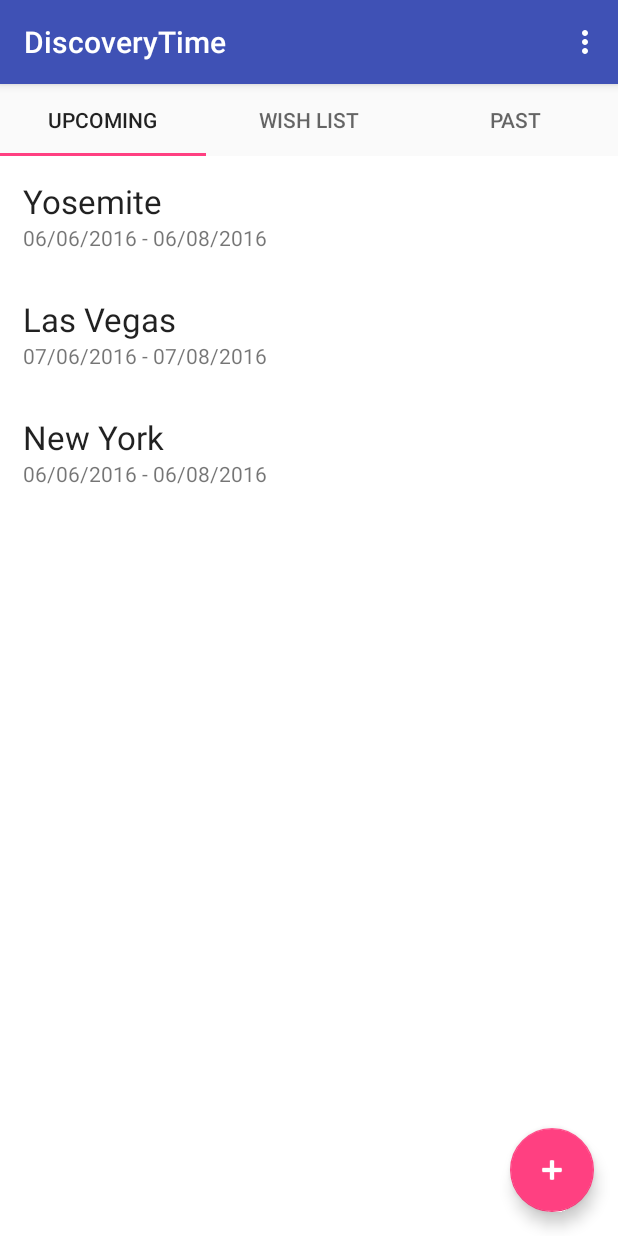
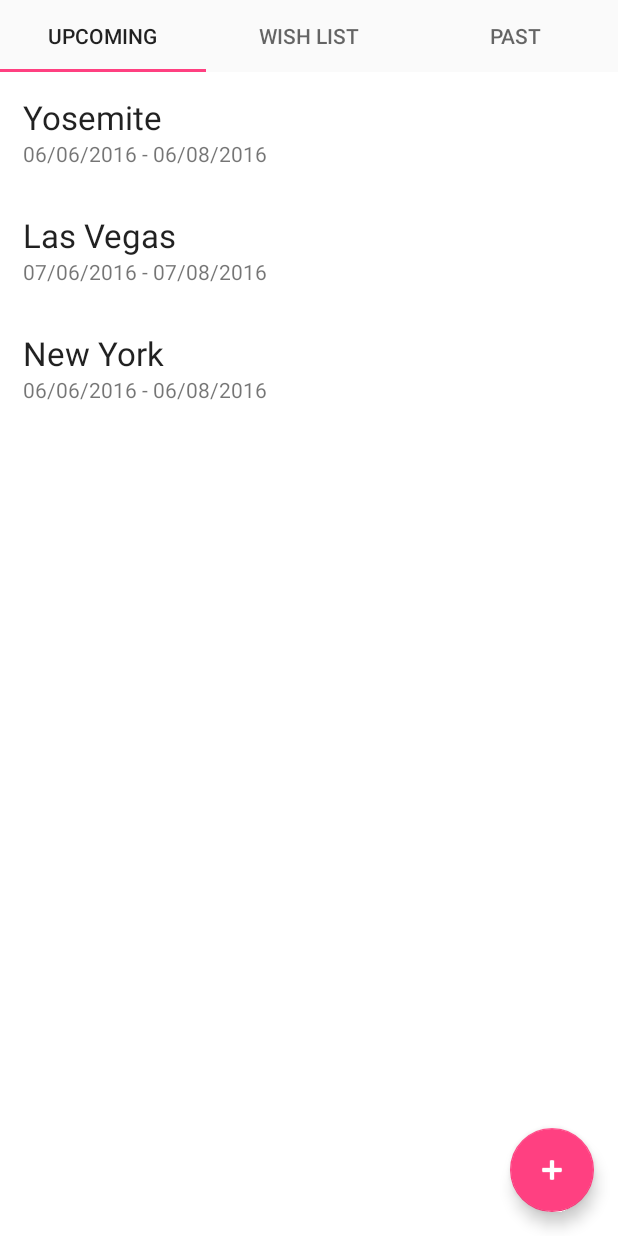
Before and after one commit to nastjashevchenko/Capstone-Project, an Android app: the screen it shows after launch (MainActivity), on a phone screen of 412 x 824 dp. Run offline under Robolectric (Android 15) with nearby library versions, the phone set to English and light mode, and no system bars; 1 statement that could not run was skipped.

```diff
--- a/DiscoveryTime/app/src/main/java/com/nanodegree/shevchenko/discoverytime/model/Trip.java
+++ b/DiscoveryTime/app/src/main/java/com/nanodegree/shevchenko/discoverytime/model/Trip.java
@@ -8,12 +8,15 @@ import java.util.ArrayList;
 import java.util.List;
 
 public class Trip implements Parcelable {
+    private String mId;
     private String mTitle;
     private String mStartDate;
     private String mEndDate;
 
-    public Trip(String title) {
-        this.mTitle = title;
+    public Trip() {};
+
+    public Trip(String id) {
+        this.mId = id;
     }
 
     public Trip(String title, String startDate, String endDate) {
@@ -22,13 +25,24 @@ public class Trip implements Parcelable {
         this.mEndDate = endDate;
     }
 
-    public void setDates(String startDate, String endDate) {
+    public void setTitle(String title) {
+        this.mTitle = title;
+    }
+
+    public void setDateStart(String startDate) {
         this.mStartDate = startDate;
+    }
+
+    public void setDateEnd(String endDate) {
         this.mEndDate = endDate;
     }
 
     public String getTitle() {
         return mTitle;
+    }
+
+    public String getId() {
+        return mId;
     }
 
     public String getDates() {
--- a/DiscoveryTime/app/src/main/java/com/nanodegree/shevchenko/discoverytime/ui/MainActivity.java
+++ b/DiscoveryTime/app/src/main/java/com/nanodegree/shevchenko/discoverytime/ui/MainActivity.java
@@ -6,10 +6,7 @@ import android.support.annotation.NonNull;
 import android.support.design.widget.TabLayout;
 import android.support.v4.view.ViewPager;
 import android.support.v7.app.AppCompatActivity;
-import android.support.v7.widget.Toolbar;
 import android.util.Log;
-import android.view.Menu;
-import android.view.MenuItem;
 import android.view.View;
 
 import com.google.android.gms.common.ConnectionResult;
@@ -22,7 +19,7 @@ import com.nanodegree.shevchenko.discoverytime.adapters.TripListPagerAdapter;
 public class MainActivity extends AppCompatActivity
         implements OnConnectionFailedListener {
     private GoogleApiClient mGoogleApiClient;
-    private static final String LOG_TAG = MainActivity.class.getName();;
+    private static final String LOG_TAG = MainActivity.class.getName();
 
     @Override
     protected void onCreate(Bundle savedInstanceState) {
@@ -51,37 +48,12 @@ public class MainActivity extends AppCompatActivity
                     }
                 }); */
 
-        Toolbar toolbar = (Toolbar) findViewById(R.id.toolbar);
-        setSupportActionBar(toolbar);
-
         ViewPager viewPager = (ViewPager) findViewById(R.id.viewpager);
         viewPager.setAdapter(new TripListPagerAdapter(getSupportFragmentManager(),
                 MainActivity.this));
 
         TabLayout tabLayout = (TabLayout) findViewById(R.id.sliding_tabs);
         tabLayout.setupWithViewPager(viewPager);
-    }
-
-    @Override
-    public boolean onCreateOptionsMenu(Menu menu) {
-        // Inflate the menu; this adds items to the action bar if it is present.
-        getMenuInflater().inflate(R.menu.menu_main, menu);
-        return true;
-    }
-
-    @Override
-    public boolean onOptionsItemSelected(MenuItem item) {
-        // Handle action bar item clicks here. The action bar will
-        // automatically handle clicks on the Home/Up button, so long
-        // as you specify a parent activity in AndroidManifest.xml.
-        int id = item.getItemId();
-
-        //noinspection SimplifiableIfStatement
-        if (id == R.id.action_settings) {
-            return true;
-        }
-
-        return super.onOptionsItemSelected(item);
     }
 
     @Override
--- a/DiscoveryTime/app/src/main/res/layout/activity_main.xml
+++ b/DiscoveryTime/app/src/main/res/layout/activity_main.xml
@@ -5,17 +5,6 @@
     xmlns:tools="http://schemas.android.com/tools" android:layout_width="match_parent"
     android:layout_height="match_parent" android:fitsSystemWindows="true"
     tools:mContext=".ui.MainActivity">
-
-    <android.support.design.widget.AppBarLayout android:layout_height="wrap_content"
-        android:layout_width="match_parent" android:theme="@style/AppTheme.AppBarOverlay">
-
-        <android.support.v7.widget.Toolbar android:id="@+id/toolbar"
-            android:layout_width="match_parent"
-            android:layout_height="?attr/actionBarSize"
-            android:background="?attr/colorPrimary"
-            app:popupTheme="@style/AppTheme.PopupOverlay" />
-
-    </android.support.design.widget.AppBarLayout>
 
     <LinearLayout xmlns:android="http://schemas.android.com/apk/res/android"
         xmlns:app="http://schemas.android.com/apk/res-auto"
@@ -26,8 +15,7 @@
         <android.support.design.widget.TabLayout
             android:id="@+id/sliding_tabs"
             android:layout_width="match_parent"
-            android:layout_height="wrap_content"
-            android:layout_marginTop="?attr/actionBarSize" />
+            android:layout_height="wrap_content" />
 
         <android.support.v4.view.ViewPager
             android:id="@+id/viewpager"
--- a/DiscoveryTime/app/src/main/res/menu/menu_main.xml
+++ /dev/null
@@ -1,6 +0,0 @@
-<menu xmlns:android="http://schemas.android.com/apk/res/android"
-    xmlns:app="http://schemas.android.com/apk/res-auto"
-    xmlns:tools="http://schemas.android.com/tools" tools:mContext=".ui.MainActivity">
-    <item android:id="@+id/action_settings" android:title="@string/action_settings"
-        android:orderInCategory="100" app:showAsAction="never" />
-</menu>
--- a/DiscoveryTime/app/src/main/res/values/strings.xml
+++ b/DiscoveryTime/app/src/main/res/values/strings.xml
@@ -8,7 +8,7 @@
     <string name="past">Past</string>
 
     <!-- Titles on add trip screen -->
-    <string name="ok_button">OK</string>
+    <string name="save_button">Save</string>
     <string name="cancel_button">Cancel</string>
     <string name="end_date">End date</string>
     <string name="start_date">Start date</string>
--- a/DiscoveryTime/app/src/main/res/values/styles.xml
+++ b/DiscoveryTime/app/src/main/res/values/styles.xml
@@ -1,7 +1,7 @@
 <resources>
 
     <!-- Base application theme. -->
-    <style name="AppTheme" parent="Theme.AppCompat.Light.DarkActionBar">
+    <style name="AppTheme" parent="Theme.AppCompat.Light.NoActionBar">
         <!-- Customize your theme here. -->
         <item name="colorPrimary">@color/colorPrimary</item>
         <item name="colorPrimaryDark">@color/colorPrimaryDark</item>
```
Also changed, not shown: DiscoveryTime/app/src/main/java/com/nanodegree/shevchenko/discoverytime/ui/AddTripActivity.java (+85 -1 lines), DiscoveryTime/app/src/main/res/layout/activity_add_trip.xml (+15 -21 lines).
